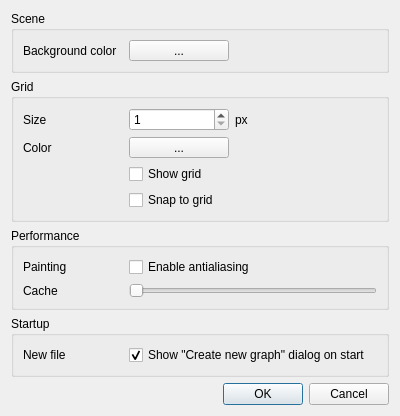
The window that src/commonui/CSceneOptionsDialog.ui (ArsMasiuk/qvge) describes before a commit, drawn with Qt 5.
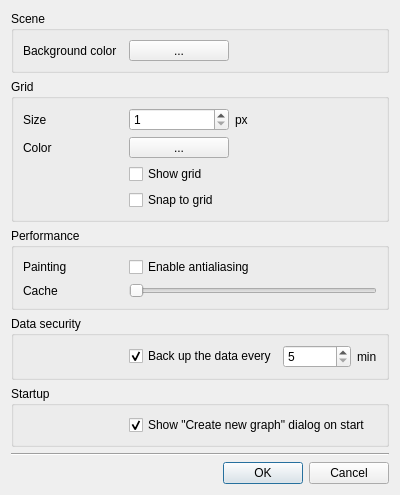
The same window after the commit. Custom widgets are drawn as their Qt base class.

The edit to the form file:
```diff
--- a/src/commonui/CSceneOptionsDialog.ui
+++ b/src/commonui/CSceneOptionsDialog.ui
@@ -7,7 +7,7 @@
     <x>0</x>
     <y>0</y>
     <width>400</width>
-    <height>389</height>
+    <height>449</height>
    </rect>
   </property>
   <property name="windowTitle">
@@ -268,12 +268,48 @@
    <item>
     <widget class="QGroupBox" name="groupBox_4">
      <property name="title">
-      <string>Startup</string>
+      <string>Data security</string>
      </property>
      <property name="flat">
       <bool>true</bool>
      </property>
      <layout class="QGridLayout" name="gridLayout_2">
+      <item row="1" column="1">
+       <widget class="QCheckBox" name="EnableBackups">
+        <property name="text">
+         <string>Back up the data every</string>
+        </property>
+        <property name="checked">
+         <bool>true</bool>
+        </property>
+       </widget>
+      </item>
+      <item row="1" column="3">
+       <widget class="QLabel" name="label_7">
+        <property name="sizePolicy">
+         <sizepolicy hsizetype="Maximum" vsizetype="Preferred">
+          <horstretch>0</horstretch>
+          <verstretch>0</verstretch>
+         </sizepolicy>
+        </property>
+        <property name="text">
+         <string>min</string>
+        </property>
+       </widget>
+      </item>
+      <item row="1" column="2">
+       <widget class="QSpinBox" name="BackupPeriod">
+        <property name="minimum">
+         <number>5</number>
+        </property>
+        <property name="maximum">
+         <number>200</number>
+        </property>
+        <property name="singleStep">
+         <number>5</number>
+        </property>
+       </widget>
+      </item>
       <item row="1" column="0">
        <widget class="QLabel" name="label_8">
         <property name="minimumSize">
@@ -289,7 +325,38 @@
          </size>
         </property>
         <property name="text">
-         <string>New file</string>
+         <string/>
+        </property>
+       </widget>
+      </item>
+     </layout>
+    </widget>
+   </item>
+   <item>
+    <widget class="QGroupBox" name="groupBox_5">
+     <property name="title">
+      <string>Startup</string>
+     </property>
+     <property name="flat">
+      <bool>true</bool>
+     </property>
+     <layout class="QGridLayout" name="gridLayout_3">
+      <item row="1" column="0">
+       <widget class="QLabel" name="label_9">
+        <property name="minimumSize">
+         <size>
+          <width>100</width>
+          <height>0</height>
+         </size>
+        </property>
+        <property name="maximumSize">
+         <size>
+          <width>100</width>
+          <height>16777215</height>
+         </size>
+        </property>
+        <property name="text">
+         <string/>
         </property>
        </widget>
       </item>
@@ -319,6 +386,13 @@
      </property>
     </spacer>
    </item>
+   <item>
+    <widget class="Line" name="line">
+     <property name="orientation">
+      <enum>Qt::Horizontal</enum>
+     </property>
+    </widget>
+   </item>
    <item>
     <widget class="QDialogButtonBox" name="buttonBox">
      <property name="orientation">
```
